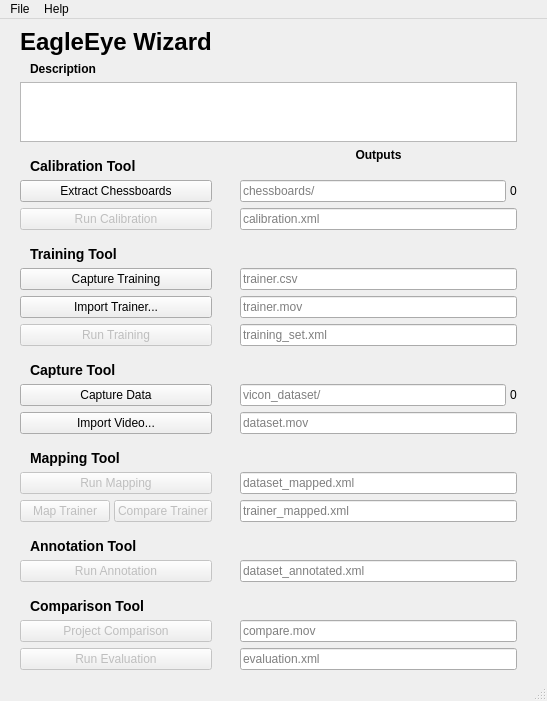
Old version of the form wizard.ui in the repository gwillz/EagleEye.
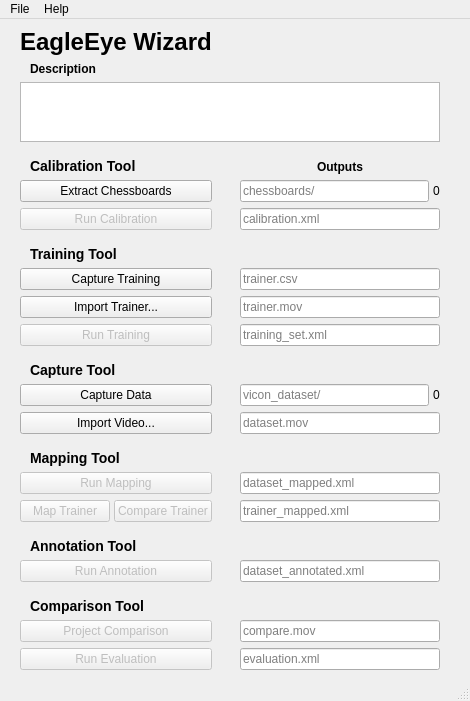
New version of the form. Icons and pictures are not drawn. Custom widgets are drawn as their Qt base class.

Diff of the .ui file:
```diff
--- a/wizard.ui
+++ b/wizard.ui
@@ -6,7 +6,7 @@
    <rect>
     <x>0</x>
     <y>0</y>
-    <width>547</width>
+    <width>464</width>
     <height>701</height>
    </rect>
   </property>
@@ -175,6 +175,12 @@
     </item>
     <item row="5" column="3" colspan="3">
      <widget class="HighlightEdit" name="calibration_edit">
+      <property name="minimumSize">
+       <size>
+        <width>200</width>
+        <height>0</height>
+       </size>
+      </property>
       <property name="placeholderText">
        <string>calibration.xml</string>
       </property>
@@ -186,7 +192,7 @@
        <string>&lt;h4&gt;Outputs&lt;/h4&gt;</string>
       </property>
       <property name="alignment">
-       <set>Qt::AlignBottom|Qt::AlignHCenter</set>
+       <set>Qt::AlignHCenter|Qt::AlignTop</set>
       </property>
       <property name="indent">
        <number>12</number>
@@ -411,7 +417,7 @@
     <rect>
      <x>0</x>
      <y>0</y>
-     <width>547</width>
+     <width>464</width>
      <height>21</height>
     </rect>
    </property>
```
